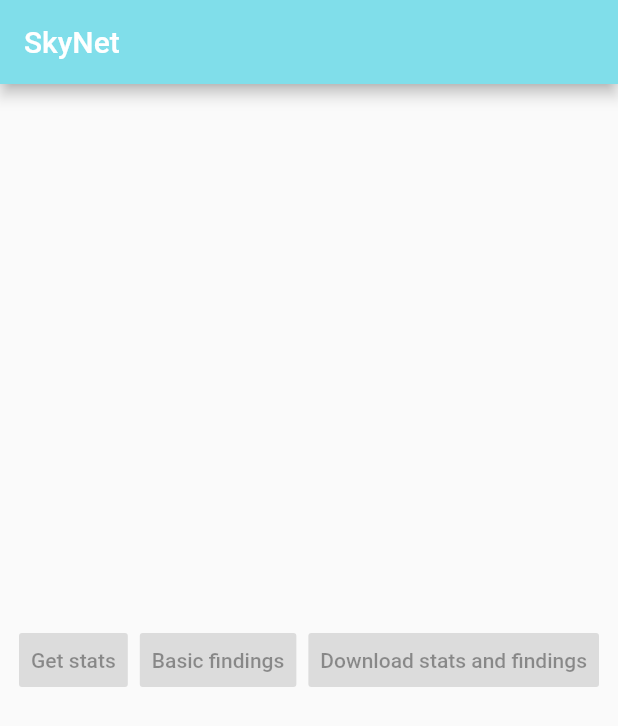
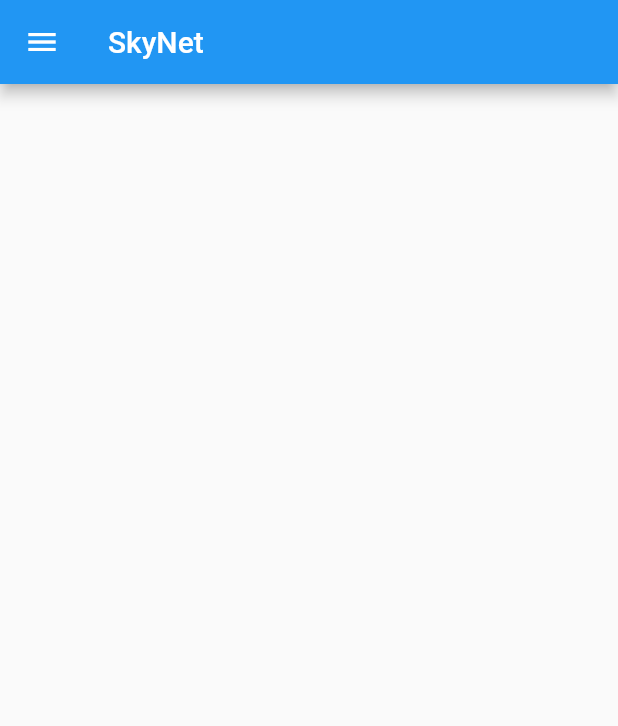
Before and after one commit to Tushar9999999999/SkyNet, a Flutter app: the screen it shows after launch, on a phone screen of 412 x 824 dp. Shown: the top 726 px of the screen. Run offline on Flutter 3.47's test engine with Material 2 defaults, Android fonts, the phone set to English and light mode, and no system bars; missing offline and left inert: dart:html.

Commit message:
added navigation and pages for stat and findings view

```diff
--- a/skynet_app/lib/main.dart
+++ b/skynet_app/lib/main.dart
@@ -2,11 +2,18 @@
 // Use of this source code is governed by a BSD-style license that can be
 // found in the LICENSE file.
 
+import 'dart:html';
+
 import 'package:flutter/material.dart';
 
-void main() => runApp(MyApp());
+void main() {
+  runApp(MaterialApp(
+    title: 'SkyNetHome',
+    home: Home(),
+  ));
+}
 
-class MyApp extends StatelessWidget {
+class Home extends StatelessWidget {
   @override
   Widget build(BuildContext context) {
     return MaterialApp(
@@ -14,29 +21,87 @@ class MyApp extends StatelessWidget {
       home: Scaffold(
         appBar: AppBar(
           title: Text('SkyNet'),
-          backgroundColor: Colors.cyan[200],
+          backgroundColor: Colors.blue,
         ),
-        body: Center(
-          child: ButtonBar(
-            alignment: MainAxisAlignment.center,
+        drawer: Drawer(
+          child: ListView(
             children: <Widget>[
-              new RaisedButton(
-                child: new Text('Get stats'),
+              new ElevatedButton(
+                onPressed: () {
+                  Navigator.push(
+                    context,
+                    MaterialPageRoute(builder: (context) => StatsView()),
+                  );
+                },
+                child: new Text('View stats'),
+              ),
+              new ElevatedButton(
+                onPressed: () {
+                  Navigator.push(
+                    context,
+                    MaterialPageRoute(builder: (context) => FindingsView()),
+                  );
+                },
+                child: new Text('View findings'),
+              ),
+              new ElevatedButton(
                 onPressed: null,
+                child: new Text('Download raw stats'),
               ),
-              new RaisedButton(
-                child: new Text('Basic findings'),
+              new ElevatedButton(
                 onPressed: null,
-              ),
-              new RaisedButton(
-                child: new Text('Download stats and findings'),
-                onPressed: null,
+                child: new Text('Download findings'),
               ),
             ],
           ),
         ),
+        body: Center(
+            /*
+            should be camera view / etc
+          ),*/
+            ),
         //backgroundColor: Colors.cyan,
       ),
     );
   }
 }
+
+class StatsView extends StatelessWidget {
+  @override
+  Widget build(BuildContext context) {
+    return MaterialApp(
+        home: Scaffold(
+            appBar: AppBar(
+              title: Text('Stats'),
+              backgroundColor: Colors.blue,
+            ),
+            body: Center(
+              child: new ElevatedButton(
+                child: new Text('STATS TO BE IMPLEMENTED'),
+                onPressed: () {
+                  Navigator.pop(context);
+                },
+              ),
+            )));
+  }
+}
+
+class FindingsView extends StatelessWidget {
+  @override
+  Widget build(BuildContext context) {
+    return MaterialApp(
+        home: Scaffold(
+            appBar: AppBar(
+              title: Text('Findings'),
+              backgroundColor: Colors.blue,
+            ),
+            body: Center(
+              child: new ElevatedButton(
+                child: new Text('FINDINGS TO BE IMPLEMENTED'),
+                onPressed: () {
+                  Navigator.pop(context);
+                },
+              ),
+            )));
+  }
+}
```
